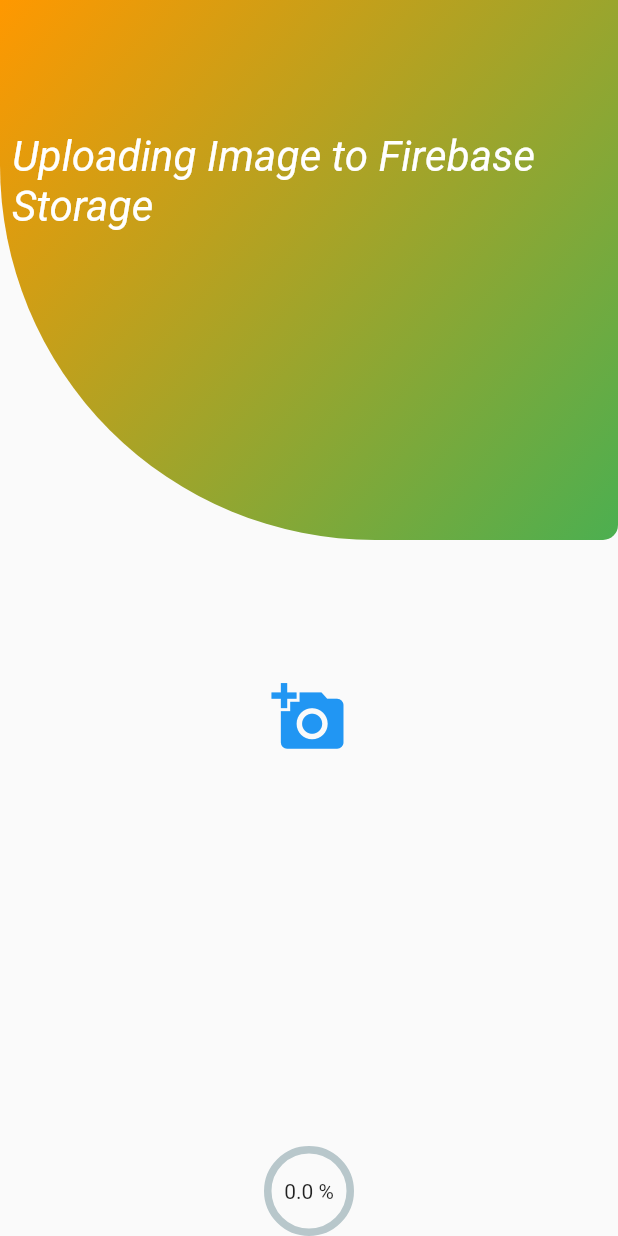
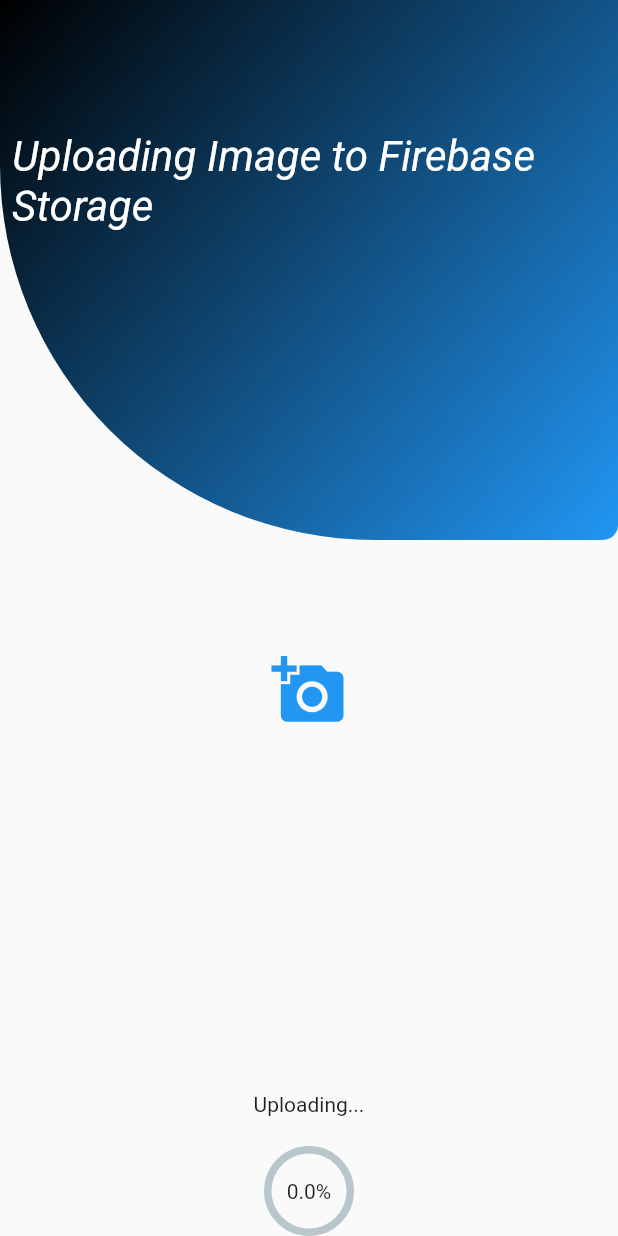
Before and after one commit to Rikanthan/cleaning_app, a Flutter app: the screen it shows after launch, after a tap on "Upload Image", on a phone screen of 412 x 824 dp. Run offline on Flutter 3.47's test engine with Material 2 defaults, Android fonts, the phone set to English and light mode, and no system bars; drawn by our look-alikes of percent_indicator; our stand-ins replace firebase_core, firebase_storage, flutter_spinkit, image_picker; accounts and stored records are empty.

Commit message:
date format added success

```diff
--- a/cleaning/lib/Screens/ImageUpload.dart
+++ b/cleaning/lib/Screens/ImageUpload.dart
@@ -1,11 +1,17 @@
 import 'dart:io' as io;
 import 'dart:io';
+import 'package:cleaning/Screens/ShowImages.dart';
 import 'package:flutter/material.dart';
 import 'package:image_picker/image_picker.dart';
 import 'package:firebase_core/firebase_core.dart' as firebase_core;
 import 'package:firebase_storage/firebase_storage.dart' as firebase_storage;
 import 'package:path/path.dart';
 import 'package:percent_indicator/percent_indicator.dart';
+import 'package:intl/intl.dart';
+
+enum UploadStatus{
+  notStarted, inprogress, finished
+}
 
 class ImageUpload extends StatefulWidget {
   const ImageUpload({ Key? key }) : super(key: key);
@@ -16,13 +22,14 @@
 
 class _ImageUploadState extends State<ImageUpload> {
   File ?_imageFile = null;
+  String uploadText = "Uploading...";
   final picker = ImagePicker();
-  bool isUpload = false;
+  UploadStatus _uploadStatus = UploadStatus.notStarted;
   double progress = 0.0;
-
+  String date = DateFormat('dd-MM-yyyy hh:mm:ss a').format(DateTime.now());
   late firebase_storage.UploadTask _uploadTask;
   Future pickImage() async {
-    final pickedFile = await picker.pickImage(source: ImageSource.camera);
+    final pickedFile = await picker.pickImage(source: ImageSource.gallery);
     setState(() {
       _imageFile = File(pickedFile!.path);
     });
@@ -37,7 +44,8 @@
     final metadata = firebase_storage
                     .SettableMetadata(
                       contentType: 'image/jpeg',
-                      customMetadata: {'picked-file-path':fileName});
+                      customMetadata: {'picked-file-path':fileName,
+                                        'upload_time': date});
 
     _uploadTask = reference.putFile(io.File(_imageFile!.path),metadata);
     firebase_storage.UploadTask task = await Future.value(_uploadTask);
@@ -53,6 +61,12 @@
                       .roundToDouble();
       });
     });
+    task.whenComplete((){
+      uploadText = "Upload success!";
+      _uploadStatus = UploadStatus.finished;
+      Navigator.push(
+        context, MaterialPageRoute(builder: (_)=> ShowImages()));
+    });
   }
 
   @override
@@ -67,7 +81,7 @@
                     bottomLeft: Radius.circular(250.0),
                     bottomRight: Radius.circular(10.0)),
                 gradient: LinearGradient(
-                    colors: [Colors.orange,Colors.green],
+                    colors: [Colors.black,Colors.blue],
                     begin: Alignment.topLeft,
                     end: Alignment.bottomRight)),
           ),
@@ -99,7 +113,7 @@
                           borderRadius: BorderRadius.circular(30.0),
                           child: _imageFile != null
                               ? Image.file(_imageFile!)
-                              : FlatButton(
+                              :TextButton(
                             child: Icon(
                               Icons.add_a_photo,
                               color: Colors.blue,
@@ -112,16 +126,22 @@
                     ],
                   ),
                 ),
-                 !isUpload ?
-                uploadImageButton(context)
-                 :
+                if( _uploadStatus == UploadStatus.notStarted)
+                uploadImageButton(context),
+                if(_uploadStatus != UploadStatus.notStarted)
+                Padding(
+                  padding: const EdgeInsets.only(bottom:20.0),
+                  child: Text(uploadText),
+                ),
+                if(_uploadStatus == UploadStatus.inprogress )
                   CircularPercentIndicator(
                   radius: 60.0,
                   lineWidth: 5.0,
                   percent: progress/100,
-                  center: new Text("$progress %"),
+                  center: new Text("$progress%"),
                   progressColor: Colors.green,
                 )
+
               ],
             ),
           ),
@@ -140,15 +160,16 @@
                 top: 30, left: 20.0, right: 20.0, bottom: 20.0),
             decoration: BoxDecoration(
                 gradient: LinearGradient(
-                  colors: [Colors.orange, Colors.green],
+                  colors: [Colors.black, Colors.blue],
                 ),
                 borderRadius: BorderRadius.circular(30.0)),
             child: TextButton(
               onPressed: (){
+                uploadImageToDatabase(context);
                 setState(() {
-                  isUpload = true;
+                  _uploadStatus = UploadStatus.inprogress;
                 });
-                uploadImageToDatabase(context);
+
               } ,
               child: Text(
                 "Upload Image",
--- a/cleaning/pubspec.yaml
+++ b/cleaning/pubspec.yaml
@@ -34,6 +34,8 @@
   image_picker: ^0.8.4+1
   intl: ^0.17.0
   percent_indicator: ^3.4.0
+  cached_network_image: ^3.1.0+1
+  flutter_spinkit: ^5.1.0
 
 dev_dependencies:
   flutter_test:
```
Also changed, not shown: cleaning/lib/Screens/ShowImages.dart (+19 -2 lines).
